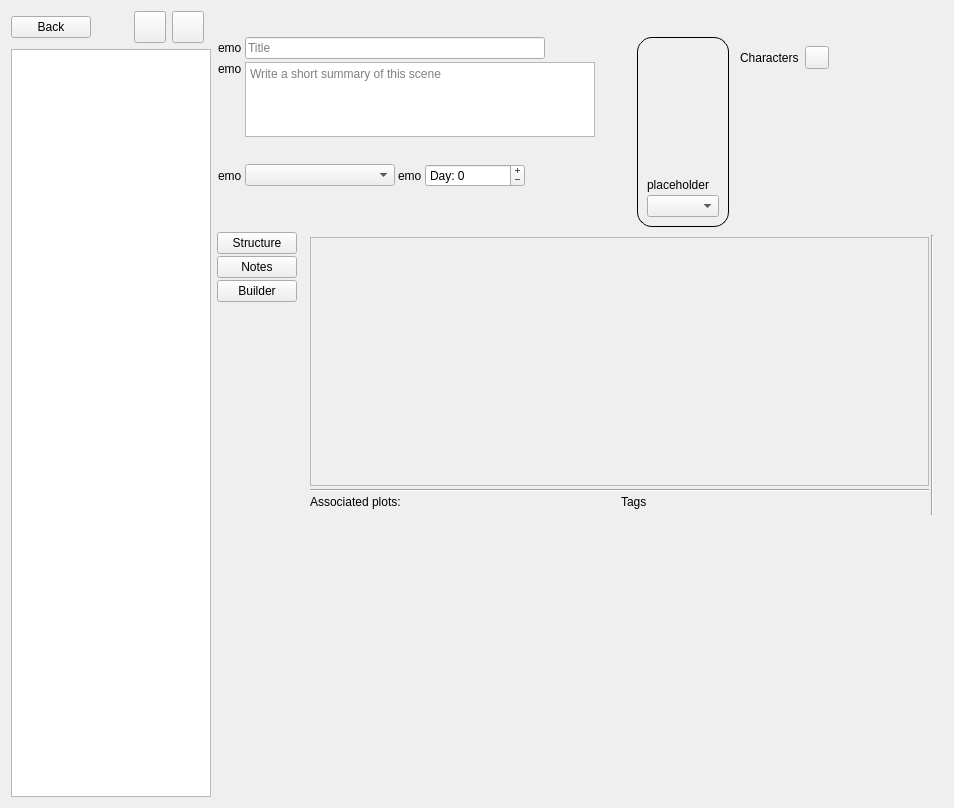
This is ui/scene_editor.ui in zkovari/plotlyst as Qt 5 draws it before an edit. The edited form follows.
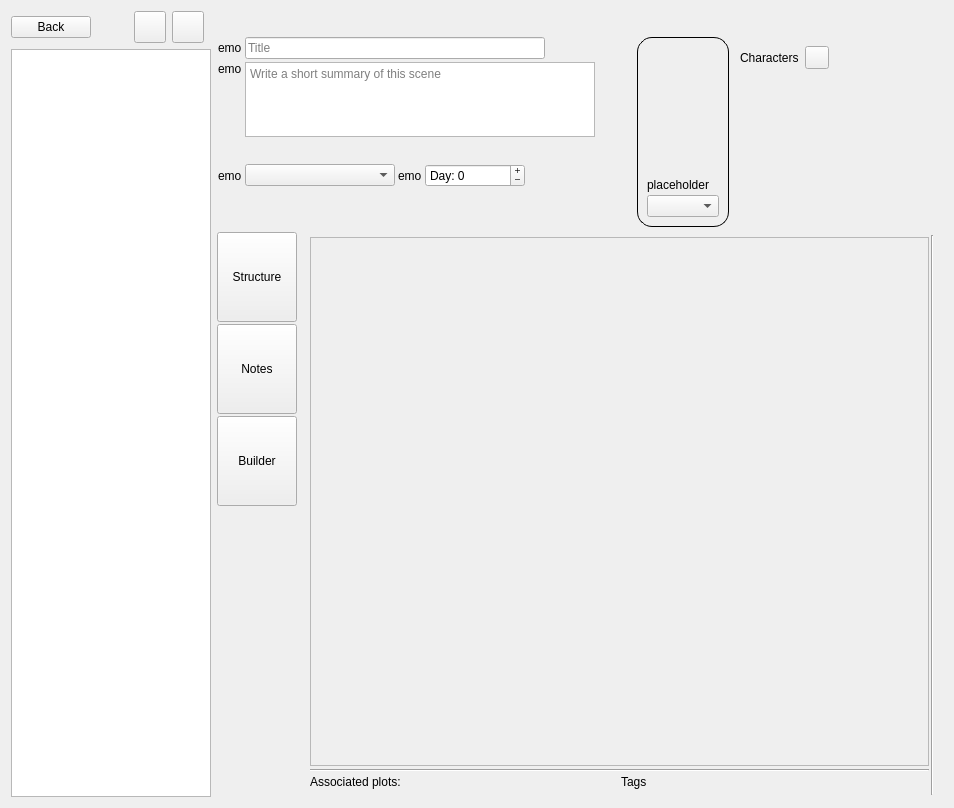
This is the edited form. Custom widgets are drawn as their Qt base class.

Commit message: Arrange widgets size and spacing in scene editor

Diff of the .ui file:
```diff
--- a/ui/scene_editor.ui
+++ b/ui/scene_editor.ui
@@ -571,6 +571,12 @@
           </property>
           <item>
            <widget class="RotatedButton" name="btnAttributes">
+            <property name="minimumSize">
+             <size>
+              <width>0</width>
+              <height>90</height>
+             </size>
+            </property>
             <property name="text">
              <string>Structure</string>
             </property>
@@ -587,6 +593,12 @@
           </item>
           <item>
            <widget class="RotatedButton" name="btnNotes">
+            <property name="minimumSize">
+             <size>
+              <width>0</width>
+              <height>90</height>
+             </size>
+            </property>
             <property name="text">
              <string>Notes</string>
             </property>
@@ -603,6 +615,12 @@
           </item>
           <item>
            <widget class="RotatedButton" name="btnBuilder">
+            <property name="minimumSize">
+             <size>
+              <width>0</width>
+              <height>90</height>
+             </size>
+            </property>
             <property name="text">
              <string>Builder</string>
             </property>
@@ -714,7 +732,7 @@
                      <x>0</x>
                      <y>0</y>
                      <width>611</width>
-                     <height>237</height>
+                     <height>516</height>
                     </rect>
                    </property>
                    <layout class="QVBoxLayout" name="verticalLayout_16">
@@ -915,19 +933,6 @@
              </item>
             </layout>
            </item>
-           <item>
-            <spacer name="verticalSpacer_2">
-             <property name="orientation">
-              <enum>Qt::Vertical</enum>
-             </property>
-             <property name="sizeHint" stdset="0">
-              <size>
-               <width>20</width>
-               <height>40</height>
-              </size>
-             </property>
-            </spacer>
-           </item>
           </layout>
          </widget>
          <widget class="QWidget" name="pageNotes">
```
The commit also changes 1 other file.
